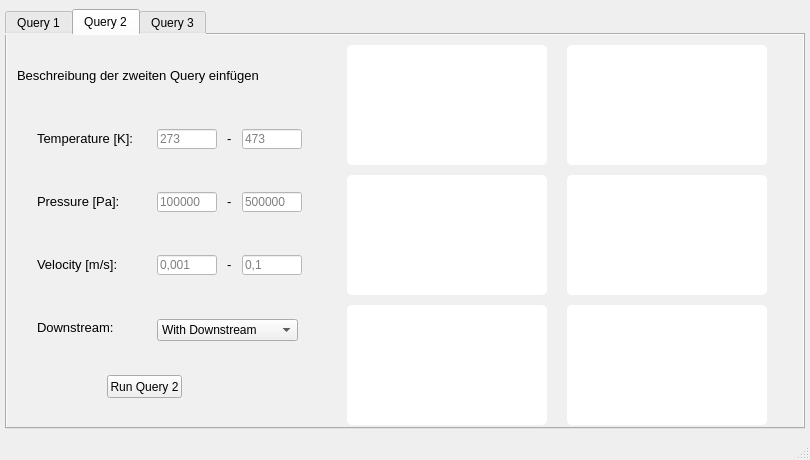
TUDoAD/Abschlussarbeiten_Behr, file VoelkenrathMA/querys.ui: the form before one commit.
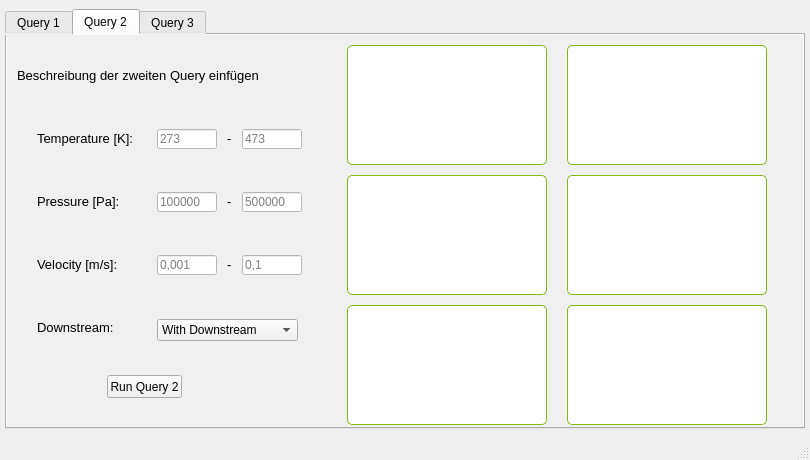
The form after the commit. The open tabs and pages were chosen to show the change. Icons and pictures are not drawn.

Patch:
```diff
--- a/VoelkenrathMA/querys.ui
+++ b/VoelkenrathMA/querys.ui
@@ -462,7 +462,8 @@
       </property>
       <property name="styleSheet">
        <string notr="true">background-color: rgb(255, 255, 255);
-border-radius: 5px</string>
+border-radius: 5px;
+border: 1px solid #83b818;</string>
       </property>
      </widget>
      <widget class="QWidget" name="widget_4" native="true">
@@ -476,7 +477,8 @@
       </property>
       <property name="styleSheet">
        <string notr="true">background-color: rgb(255, 255, 255);
-border-radius: 5px</string>
+border-radius: 5px;
+border: 1px solid #83b818;</string>
       </property>
      </widget>
      <widget class="QWidget" name="widget_6" native="true">
@@ -490,7 +492,8 @@
       </property>
       <property name="styleSheet">
        <string notr="true">background-color: rgb(255, 255, 255);
-border-radius: 5px</string>
+border-radius: 5px;
+border: 1px solid #83b818;</string>
       </property>
      </widget>
      <widget class="QWidget" name="widget_7" native="true">
@@ -504,7 +507,8 @@
       </property>
       <property name="styleSheet">
        <string notr="true">background-color: rgb(255, 255, 255);
-border-radius: 5px</string>
+border-radius: 5px;
+border: 1px solid #83b818;</string>
       </property>
      </widget>
      <widget class="QWidget" name="widget_8" native="true">
@@ -518,7 +522,8 @@
       </property>
       <property name="styleSheet">
        <string notr="true">background-color: rgb(255, 255, 255);
-border-radius: 5px</string>
+border-radius: 5px;
+border: 1px solid #83b818;</string>
       </property>
      </widget>
      <widget class="QWidget" name="widget_9" native="true">
@@ -532,7 +537,8 @@
       </property>
       <property name="styleSheet">
        <string notr="true">background-color: rgb(255, 255, 255);
-border-radius: 5px</string>
+border-radius: 5px;
+border: 1px solid #83b818;</string>
       </property>
      </widget>
      <widget class="QLineEdit" name="lineEdit_4">
```
Left out of the diff: 18 changed lines with no effect on the pictures.
